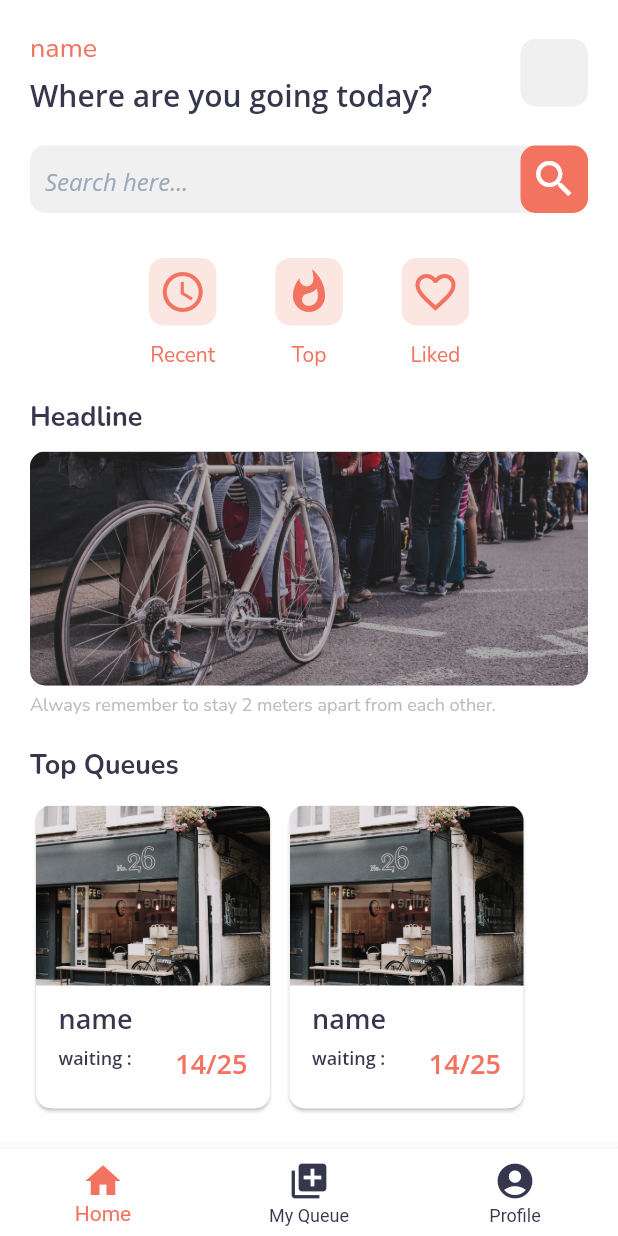
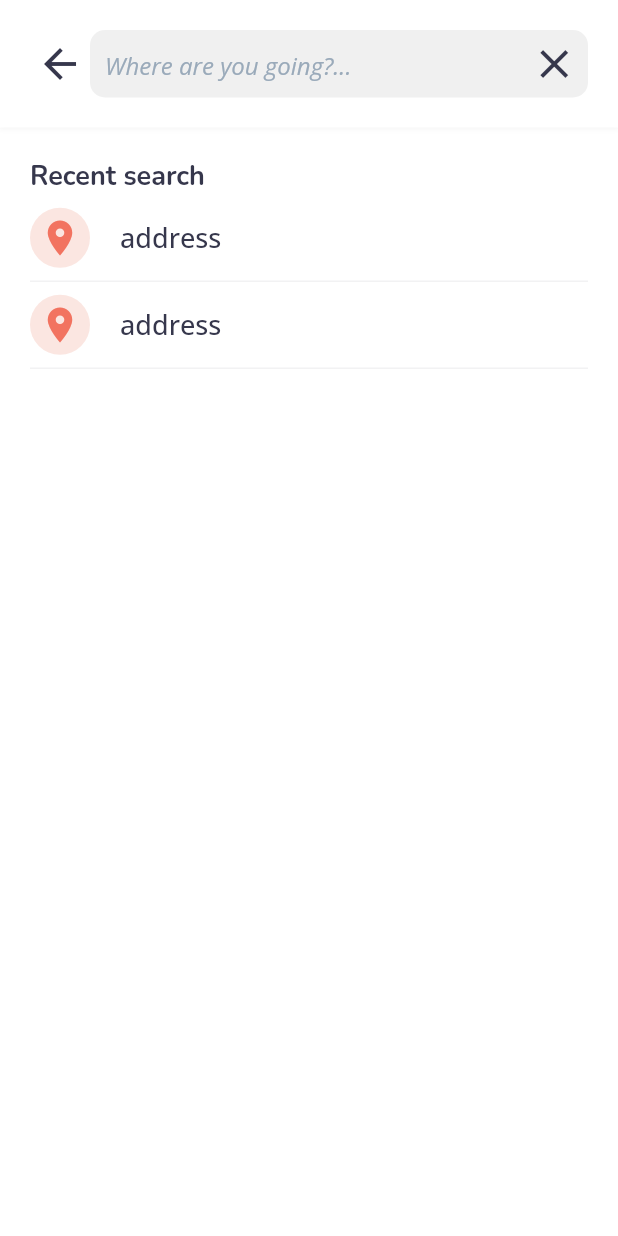
Before and after one commit to gilangluthfi-project/inline-project, a Flutter app: the screen it shows after launch, after a tap on the "search" icon, on a phone screen of 412 x 824 dp. Run offline on Flutter 3.47's test engine with Material 2 defaults, Android fonts, the phone set to English and light mode, and no system bars; our stand-ins replace google_fonts.

Commit message:
final UI

```diff
--- a/lib/screens/home/homebody.dart
+++ b/lib/screens/home/homebody.dart
@@ -3,6 +3,7 @@ import 'package:google_fonts/google_fonts.dart';
 import 'package:myproject/screens/queue/liked_queue.dart';
 import 'package:myproject/screens/queue/recent_queue.dart';
 import 'package:myproject/screens/queue/top_queue.dart';
+import 'package:myproject/screens/search/search.dart';
 import 'package:myproject/tools/color_constant.dart';
 import 'package:myproject/widgets/buttons.dart';
 import 'package:myproject/widgets/cards.dart';
@@ -104,7 +105,10 @@ class _HomeBodyState extends State<HomeBody> {
                           color: Colors.transparent,
                           child: InkWell(
                             onTap: () {
-                              print("Search");
+                              Navigator.push(
+                                  context,
+                                  MaterialPageRoute(
+                                      builder: (context) => Search()));
                             },
                             borderRadius: BorderRadius.circular(10),
                             splashColor: Colors.deepOrange[600],
--- /dev/null
+++ b/lib/screens/search/search.dart
@@ -0,0 +1,148 @@
+import 'package:flutter/material.dart';
+import 'package:google_fonts/google_fonts.dart';
+import 'package:myproject/tools/color_constant.dart';
+import 'package:myproject/widgets/searchtile.dart';
+
+class Search extends StatefulWidget {
+  @override
+  _SearchState createState() => _SearchState();
+}
+
+class _SearchState extends State<Search> {
+  @override
+  Widget build(BuildContext context) {
+    return Scaffold(
+      appBar: PreferredSize(
+        child: SafeArea(
+          child: Container(
+            decoration: BoxDecoration(color: myWhiteColor, boxShadow: [
+              BoxShadow(
+                  blurRadius: 2,
+                  spreadRadius: 0.5,
+                  color: Colors.grey.withOpacity(0.1),
+                  offset: Offset(0, 1))
+            ]),
+            child: Padding(
+              padding: const EdgeInsets.all(20),
+              child: Row(
+                mainAxisAlignment: MainAxisAlignment.spaceBetween,
+                children: <Widget>[
+                  Container(
+                    width: 40,
+                    height: 40,
+                    child: Material(
+                      shape: CircleBorder(),
+                      color: Colors.transparent,
+                      child: InkWell(
+                        customBorder: CircleBorder(),
+                        splashColor: Colors.deepOrange[100],
+                        onTap: () {
+                          Navigator.pop(context);
+                        },
+                        child: Icon(
+                          Icons.arrow_back,
+                          size: 32,
+                          color: myBlackColor,
+                        ),
+                      ),
+                    ),
+                  ),
+                  Expanded(
+                    child: Container(
+                      height: 45,
+                      decoration: BoxDecoration(
+                          borderRadius: BorderRadius.circular(10),
+                          color: myLightColor),
+                      child: Stack(
+                        children: <Widget>[
+                          TextField(
+                            maxLengthEnforced: true,
+                            decoration: InputDecoration(
+                                contentPadding: EdgeInsets.only(
+                                  left: 10,
+                                  top: 10,
+                                  bottom: 10,
+                                ),
+                                border: InputBorder.none,
+                                hintText: 'Where are you going?...',
+                                hintStyle: GoogleFonts.openSans(
+                                  fontSize: 16,
+                                  fontStyle: FontStyle.italic,
+                                  color: myBlueGreyColor,
+                                )),
+                            style: GoogleFonts.openSans(
+                                fontSize: 16,
+                                fontWeight: FontWeight.w400,
+                                color: myBlackColor),
+                          ),
+                          Positioned(
+                            right: 0,
+                            child: Container(
+                              width: 45,
+                              height: 45,
+                              decoration: BoxDecoration(
+                                  borderRadius: BorderRadius.circular(10),
+                                  color: Colors.transparent),
+                              child: Material(
+                                borderRadius: BorderRadius.circular(10),
+                                color: Colors.transparent,
+                                child: InkWell(
+                                  onTap: () {
+                                    Navigator.push(
+                                        context,
+                                        MaterialPageRoute(
+                                            builder: (context) => Search()));
+                                  },
+                                  borderRadius: BorderRadius.circular(10),
+                                  splashColor: Colors.deepOrange[600],
+                                  child: Center(
+                                    child: Icon(
+                                      Icons.clear,
+                                      color: myBlackColor,
+                                      size: 32,
+                                    ),
+                                  ),
+                                ),
+                              ),
+                            ),
+                          )
+                        ],
+                      ),
+                    ),
+                  )
+                ],
+              ),
+            ),
+          ),
+        ),
+        preferredSize: Size.fromHeight(100),
+      ),
+      backgroundColor: myWhiteColor,
+      body: SafeArea(
+          child: ListView(
+        physics: BouncingScrollPhysics(),
+        children: <Widget>[
+          Padding(
+            padding: EdgeInsets.all(20),
+            child: Column(
+              crossAxisAlignment: CrossAxisAlignment.start,
+              children: <Widget>[
+                Container(
+                  child: Text(
+                    'Recent search',
+                    style: GoogleFonts.nunito(
+                        fontSize: 18,
+                        fontWeight: FontWeight.w700,
+                        color: myBlackColor),
+                  ),
+                ),
+                searchTile(label: 'address'),
+                searchTile(label: 'address')
+              ],
+            ),
+          )
+        ],
+      )),
+    );
+  }
+}
--- /dev/null
+++ b/lib/widgets/searchtile.dart
@@ -0,0 +1,54 @@
+import 'package:flutter/material.dart';
+import 'package:google_fonts/google_fonts.dart';
+import 'package:myproject/tools/color_constant.dart';
+
+//search tile widget
+
+Widget searchTile({label, trigger}) {
+  return Container(
+    height: 58,
+    width: double.infinity,
+    decoration: BoxDecoration(
+      color: myWhiteColor,
+      border: Border(
+        bottom: BorderSide(width: 1.0, color: myDarkGreyColor.withOpacity(0.2)),
+      ),
+    ),
+    child: Material(
+      color: Colors.transparent,
+      child: InkWell(
+        onTap: trigger,
+        splashColor: Colors.deepOrange[100],
+        child: Row(
+          children: <Widget>[
+            Container(
+              width: 40,
+              height: 40,
+              decoration: BoxDecoration(
+                color: myBackgroundColor,
+                shape: BoxShape.circle,
+              ),
+              margin: EdgeInsets.only(
+                left: 0,
+                right: 10,
+              ),
+              child: Icon(
+                Icons.place,
+                size: 28,
+                color: myPrimaryColor,
+              ),
+            ),
+            Container(
+              margin: EdgeInsets.only(left: 10, right: 10),
+              child: Text(label,
+                  style: GoogleFonts.openSans(
+                      fontSize: 18,
+                      fontWeight: FontWeight.w500,
+                      color: myBlackColor)),
+            )
+          ],
+        ),
+      ),
+    ),
+  );
+}
```
